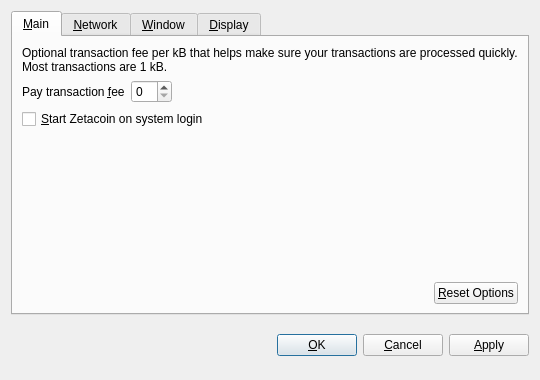
First picture: the form in src/qt/forms/optionsdialog.ui, repository digibyte/digibyte, before the edit.
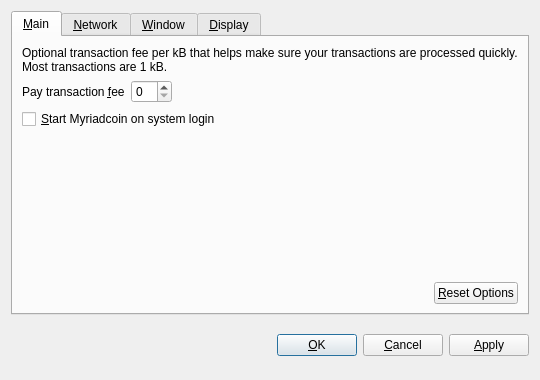
Second picture: the form after the edit. Custom widgets are drawn as their Qt base class.

What changed in the file:
```diff
--- a/src/qt/forms/optionsdialog.ui
+++ b/src/qt/forms/optionsdialog.ui
@@ -82,7 +82,7 @@
           <string>Automatically start Zetacoin after logging in to the system.</string>
          </property>
          <property name="text">
-          <string>&amp;Start Zetacoin on system login</string>
+          <string>&amp;Start Myriadcoin on system login</string>
          </property>
         </widget>
        </item>
```
Left out of the diff: 10 changed lines with no effect on the pictures.
